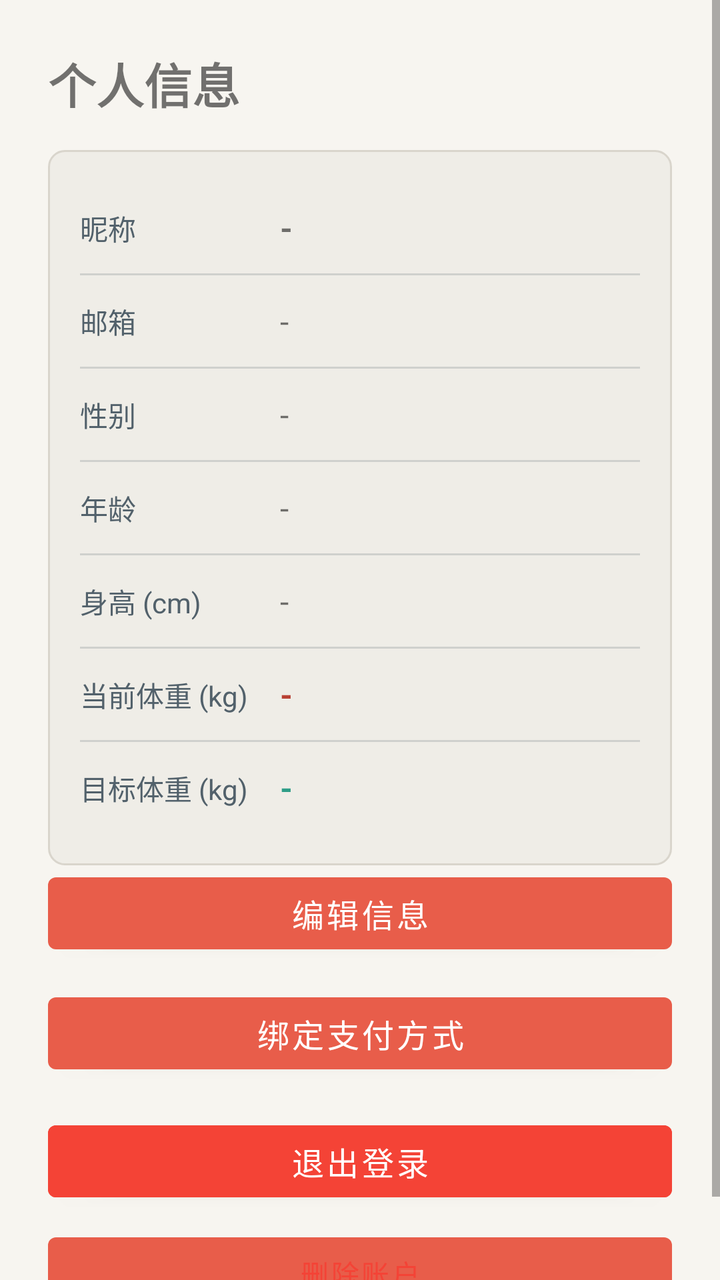
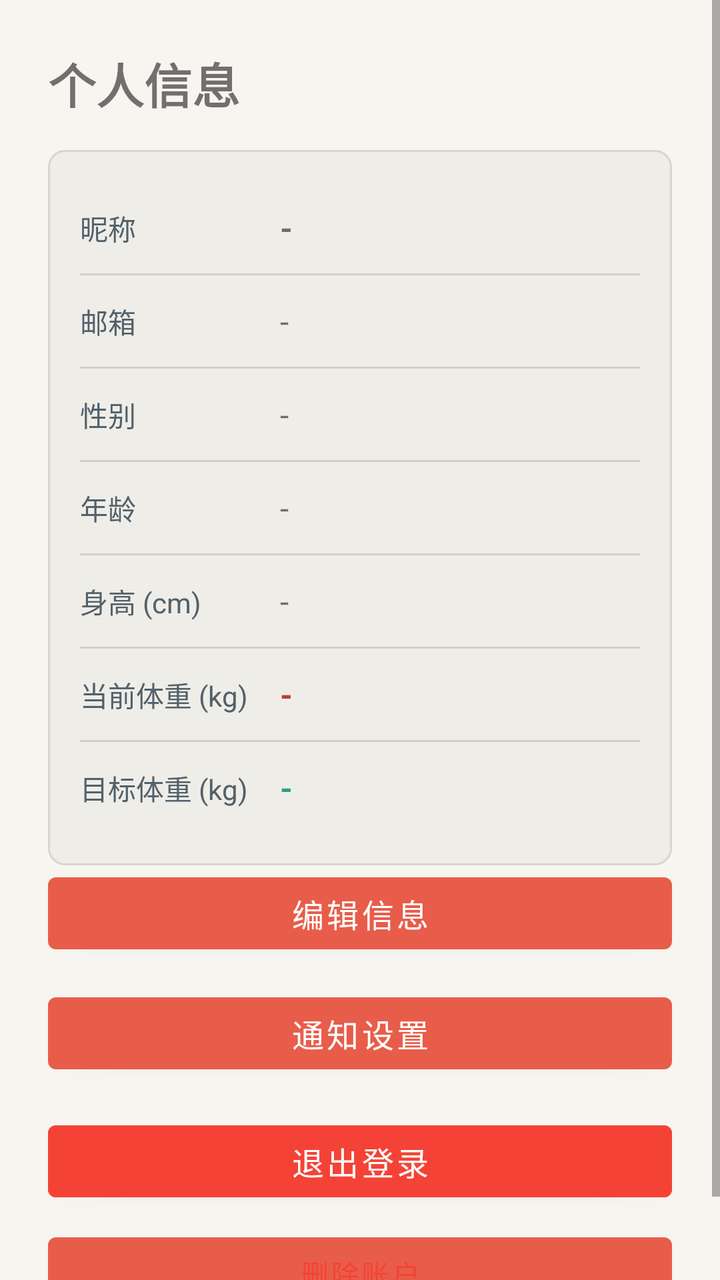

Two renders of the same Android screen: before a commit and after it. Below are the layout's source before the change and the commit's diff.
<!-- AndroidManifest.xml: activity theme Theme.WeightLossBetting -->
<!-- res/layout/fragment_profile.xml -->
<?xml version="1.0" encoding="utf-8"?>
<ScrollView xmlns:android="http://schemas.android.com/apk/res/android"
    xmlns:app="http://schemas.android.com/apk/res-auto"
    android:layout_width="match_parent"
    android:layout_height="match_parent"
    android:background="@color/xui_config_color_background"
    android:fillViewport="true">

    <LinearLayout
        android:layout_width="match_parent"
        android:layout_height="wrap_content"
        android:orientation="vertical"
        android:padding="24dp">

        <TextView
            android:layout_width="wrap_content"
            android:layout_height="wrap_content"
            android:text="个人信息"
            android:textSize="24sp"
            android:textStyle="bold"
            android:layout_marginBottom="16dp" />

        
        <TableLayout
            android:layout_width="match_parent"
            android:layout_height="wrap_content"
            android:stretchColumns="1"
            android:background="@drawable/bg_card"
            android:padding="16dp">

            
            <TableRow
                android:layout_width="match_parent"
                android:layout_height="wrap_content"
                android:paddingTop="12dp"
                android:paddingBottom="12dp">
                <TextView
                    android:layout_width="wrap_content"
                    android:layout_height="wrap_content"
                    android:text="昵称"
                    android:textSize="14sp"
                    android:textColor="@color/xui_config_color_text_content"
                    android:layout_marginEnd="16dp" />
                <TextView
                    android:id="@+id/tvNickname"
                    android:layout_width="0dp"
                    android:layout_height="wrap_content"
                    android:text="-"
                    android:textSize="16sp"
                    android:textStyle="bold"
                    android:maxLines="1"
                    android:ellipsize="end" />
            </TableRow>

            <View
                android:layout_width="match_parent"
                android:layout_height="1dp"
                android:background="@color/xui_config_color_text_content"
                android:alpha="0.2" />

            
            <TableRow
                android:layout_width="match_parent"
                android:layout_height="wrap_content"
                android:paddingTop="12dp"
                android:paddingBottom="12dp">
                <TextView
                    android:layout_width="wrap_content"
                    android:layout_height="wrap_content"
                    android:text="邮箱"
                    android:textSize="14sp"
                    android:textColor="@color/xui_config_color_text_content"
                    android:layout_marginEnd="16dp" />
                <TextView
                    android:id="@+id/tvEmail"
                    android:layout_width="0dp"
                    android:layout_height="wrap_content"
                    android:text="-"
                    android:textSize="16sp"
                    android:maxLines="1"
                    android:ellipsize="end" />
            </TableRow>

            <View
                android:layout_width="match_parent"
                android:layout_height="1dp"
                android:background="@color/xui_config_color_text_content"
                android:alpha="0.2" />

            
            <TableRow
                android:layout_width="match_parent"
                android:layout_height="wrap_content"
                android:paddingTop="12dp"
                android:paddingBottom="12dp">
                <TextView
                    android:layout_width="wrap_content"
                    android:layout_height="wrap_content"
                    android:text="性别"
                    android:textSize="14sp"
                    android:textColor="@color/xui_config_color_text_content"
                    android:layout_marginEnd="16dp" />
                <TextView
                    android:id="@+id/tvGender"
                    android:layout_width="0dp"
                    android:layout_height="wrap_content"
                    android:text="-"
                    android:textSize="16sp" />
            </TableRow>

            <View
                android:layout_width="match_parent"
                android:layout_height="1dp"
                android:background="@color/xui_config_color_text_content"
                android:alpha="0.2" />

            
            <TableRow
                android:layout_width="match_parent"
                android:layout_height="wrap_content"
                android:paddingTop="12dp"
                android:paddingBottom="12dp">
                <TextView
                    android:layout_width="wrap_content"
                    android:layout_height="wrap_content"
                    android:text="年龄"
                    android:textSize="14sp"
                    android:textColor="@color/xui_config_color_text_content"
                    android:layout_marginEnd="16dp" />
                <TextView
                    android:id="@+id/tvAge"
                    android:layout_width="0dp"
                    android:layout_height="wrap_content"
                    android:text="-"
                    android:textSize="16sp" />
            </TableRow>

            <View
                android:layout_width="match_parent"
                android:layout_height="1dp"
                android:background="@color/xui_config_color_text_content"
                android:alpha="0.2" />

            
            <TableRow
                android:layout_width="match_parent"
                android:layout_height="wrap_content"
                android:paddingTop="12dp"
                android:paddingBottom="12dp">
                <TextView
                    android:layout_width="wrap_content"
                    android:layout_height="wrap_content"
                    android:text="身高 (cm)"
                    android:textSize="14sp"
                    android:textColor="@color/xui_config_color_text_content"
                    android:layout_marginEnd="16dp" />
                <TextView
                    android:id="@+id/tvHeight"
                    android:layout_width="0dp"
                    android:layout_height="wrap_content"
                    android:text="-"
                    android:textSize="16sp" />
            </TableRow>

            <View
                android:layout_width="match_parent"
                android:layout_height="1dp"
                android:background="@color/xui_config_color_text_content"
                android:alpha="0.2" />

            
            <TableRow
                android:layout_width="match_parent"
                android:layout_height="wrap_content"
                android:paddingTop="12dp"
                android:paddingBottom="12dp">
                <TextView
                    android:layout_width="wrap_content"
                    android:layout_height="wrap_content"
                    android:text="当前体重 (kg)"
                    android:textSize="14sp"
                    android:textColor="@color/xui_config_color_text_content"
                    android:layout_marginEnd="16dp" />
                <TextView
                    android:id="@+id/tvCurrentWeight"
                    android:layout_width="0dp"
                    android:layout_height="wrap_content"
                    android:text="-"
                    android:textSize="16sp"
                    android:textStyle="bold"
                    android:textColor="@color/brand_primary_dark" />
            </TableRow>

            <View
                android:layout_width="match_parent"
                android:layout_height="1dp"
                android:background="@color/xui_config_color_text_content"
                android:alpha="0.2" />

            
            <TableRow
                android:layout_width="match_parent"
                android:layout_height="wrap_content"
                android:paddingTop="12dp"
                android:paddingBottom="12dp">
                <TextView
                    android:layout_width="wrap_content"
                    android:layout_height="wrap_content"
                    android:text="目标体重 (kg)"
                    android:textSize="14sp"
                    android:textColor="@color/xui_config_color_text_content"
                    android:layout_marginEnd="16dp" />
                <TextView
                    android:id="@+id/tvTargetWeight"
                    android:layout_width="0dp"
                    android:layout_height="wrap_content"
                    android:text="-"
                    android:textSize="16sp"
                    android:textStyle="bold"
                    android:textColor="@color/brand_accent" />
            </TableRow>

        </TableLayout>

        
        <Button
            android:id="@+id/btnEdit"
            android:layout_width="match_parent"
            android:layout_height="wrap_content"
            android:text="编辑信息"
            android:textSize="16sp" />

        <Button
            android:id="@+id/btnPaymentMethod"
            android:layout_width="match_parent"
            android:layout_height="wrap_content"
            android:layout_marginTop="12dp"
            android:text="绑定支付方式"
            android:textSize="16sp" />

        
        <Button
            android:id="@+id/btnLogout"
            android:layout_width="match_parent"
            android:layout_height="wrap_content"
            android:text="退出登录"
            android:textSize="16sp"
            android:layout_marginTop="16dp"
            android:backgroundTint="@color/xui_config_color_error" />

        <Button
            android:id="@+id/btnDeleteAccount"
            android:layout_width="match_parent"
            android:layout_height="wrap_content"
            android:text="删除账户"
            android:textSize="14sp"
            android:layout_marginTop="8dp"
            android:textColor="@color/xui_config_color_error" />

        
        <ProgressBar
            android:id="@+id/progressBar"
            android:layout_width="wrap_content"
            android:layout_height="wrap_content"
            android:layout_gravity="center"
            android:layout_marginTop="16dp"
            android:visibility="gone" />

    </LinearLayout>

</ScrollView>
<!-- resources referenced by this layout -->
<resources>
  <color name="brand_accent">#FF2E9D87</color>
  <color name="brand_primary_dark">#FFB94235</color>
  <color name="xui_config_color_background">#FFF7F5F0</color>
  <color name="xui_config_color_error">#F44336</color>
  <color name="xui_config_color_text_content">#FF52616B</color>
  <!-- drawable bg_card (drawable) -->
  <?xml version="1.0" encoding="utf-8"?>
  <shape xmlns:android="http://schemas.android.com/apk/res/android"
      android:shape="rectangle">
      
      <solid android:color="@color/brand_surface_alt" />
      
      <corners android:radius="8dp" />
      
      <stroke
          android:width="1dp"
          android:color="@color/brand_border" />
      
  </shape>
  <style name="Theme.WeightLossBetting" parent="Theme.MaterialComponents.Light.NoActionBar">
          <item name="colorPrimary">@color/brand_primary</item>
          <item name="colorPrimaryDark">@color/brand_primary_dark</item>
          <item name="colorAccent">@color/brand_accent</item>
          <item name="android:statusBarColor">@color/brand_primary_dark</item>
          <item name="android:navigationBarColor">@color/brand_background</item>
          <item name="android:windowLightStatusBar">false</item>
          <item name="android:windowLightNavigationBar">true</item>
          
          
          <item name="XUIThemeStyle">@style/XUITheme.Phone</item>
      </style>
  <color name="brand_surface_alt">#FFEFEDE7</color>
  <color name="brand_border">#FFD9D5CC</color>
  <color name="brand_primary">#FFE85D4A</color>
  <color name="brand_background">#FFF7F5F0</color>
</resources>

<!-- the commit's change to res/layout/fragment_profile.xml (unified diff, before → after) -->
@@ -231,11 +231,11 @@
             android:textSize="16sp" />
 
         <Button
-            android:id="@+id/btnPaymentMethod"
+            android:id="@+id/btnNotificationSettings"
             android:layout_width="match_parent"
             android:layout_height="wrap_content"
             android:layout_marginTop="12dp"
-            android:text="绑定支付方式"
+            android:text="通知设置"
             android:textSize="16sp" />
 
         
